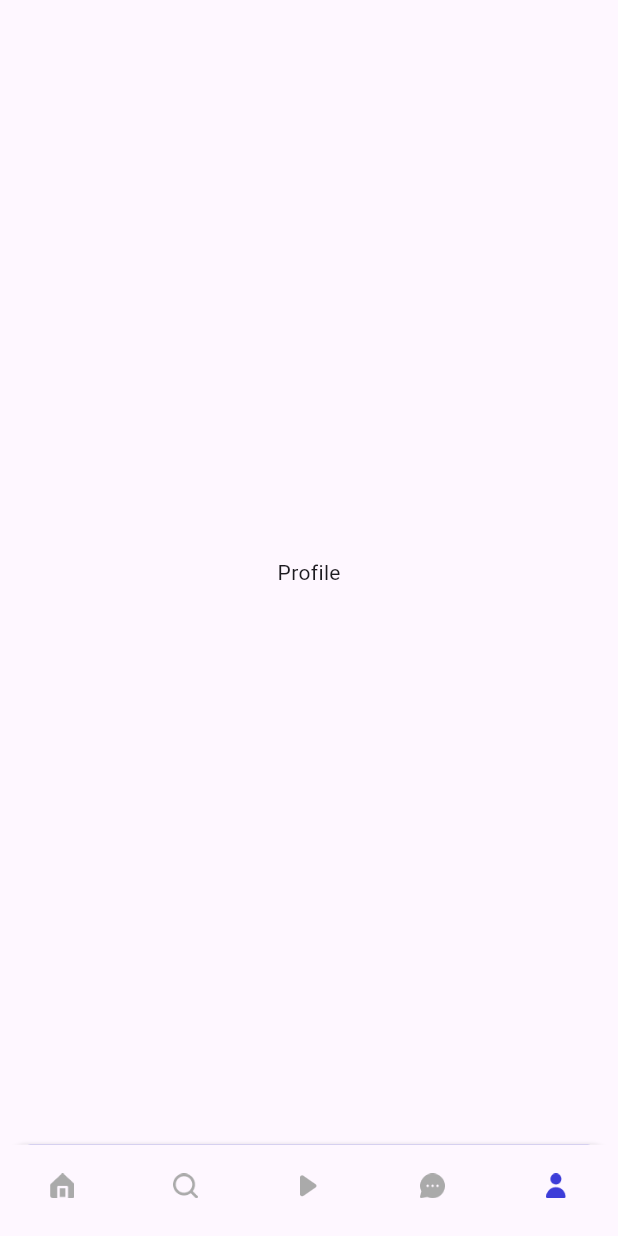
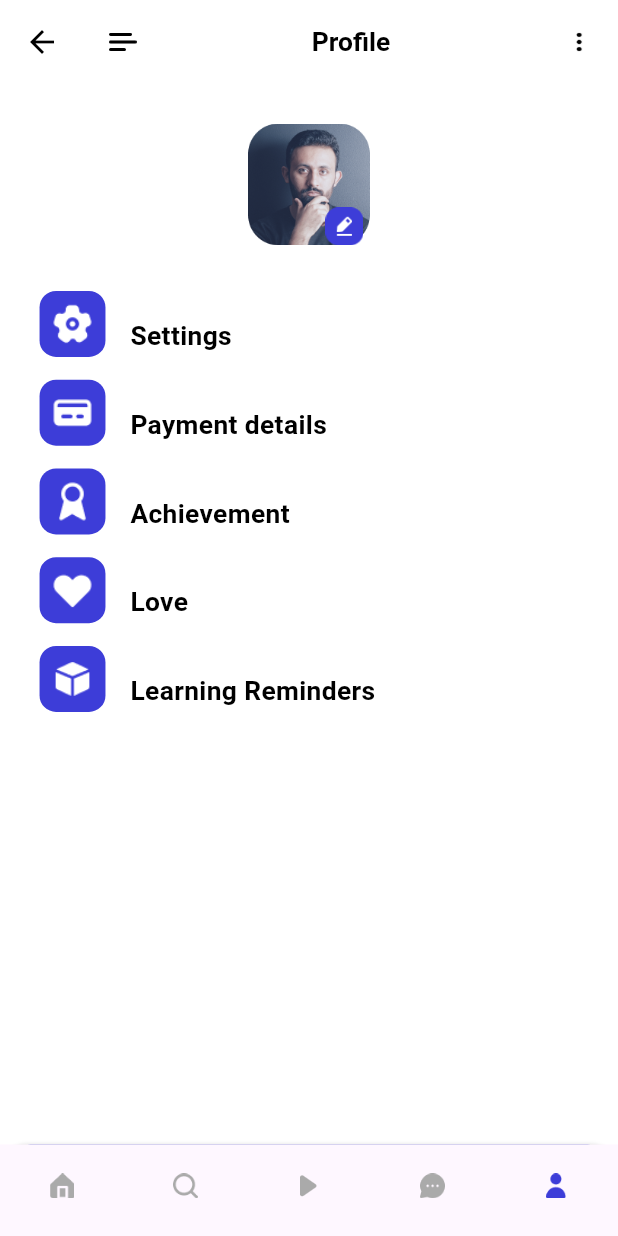
Before and after one commit to NaragudeNitin/Course_Selling_App_bloc, a Flutter app: the ApplicationPage screen opened by its route, item 5 of the bottom bar chosen, on a phone screen of 412 x 824 dp. Run offline on Flutter 3.47's test engine with Material 2 defaults, Android fonts, the light colour scheme and no system bars; our stand-ins replace cloud_firestore, dots_indicator, firebase_auth, firebase_core, flutter_bloc, flutter_screenutil and 1 more; accounts and stored records are empty.

Commit message:
profile section ui and only logout functionality implemented

```diff
--- a/lib/common/constants/appstrings.dart
+++ b/lib/common/constants/appstrings.dart
@@ -40,6 +40,28 @@ class AppStrings {
   static const String searchYourCourse = 'search your course';
   static const String chooseYourText = 'Choose your course';
   static const String seeAll = 'See All';
+
+  //Profile section
+  static const String profile = 'Profile';
+  static const String name = 'Name';
+  static const String myCourses = 'My Courses';
+  static const String rating = 'Ratings';
+  static const String settings = 'Settings';
+  static const String paymentDetails = 'Payment details';
+  static const String achievement = 'Achievement';
+  static const String love = 'Love';
+  static const String learningReminders = 'Learning Reminders';
+  // static const String
+  // static const String
+  // static const String
+  // static const String
+  // static const String
+  // static const String
+  // static const String
+  // static const String
+  // static const String
+  // static const String
+  // static const String
   // static const String
   // static const String
   // static const String
--- a/lib/common/routes/pages.dart
+++ b/lib/common/routes/pages.dart
@@ -5,6 +5,8 @@ import 'package:course_selling/global.dart';
 import 'package:course_selling/pages/application/application_bloc/app_blocs.dart';
 import 'package:course_selling/pages/home_page/home_page_blocs/home_page_blocs.dart';
 import 'package:course_selling/pages/home_page/homepage.dart';
+import 'package:course_selling/pages/profile/settings/settings_bloc/settings_blocs.dart';
+import 'package:course_selling/pages/profile/settings/settings_page.dart';
 import 'package:course_selling/pages/register/register.dart';
 import 'package:course_selling/pages/register/register_bloc/register_bloc.dart';
 import 'package:course_selling/pages/sign_in/sign_in.dart';
@@ -52,6 +54,13 @@ class AppPages {
         page: const HomePage(),
         bloc: BlocProvider(
           create: (_) => HomePageBlocs(),
+        ),
+      ),
+      PageEntities(
+        route: AppRoutes.SETTINGS,
+        page: const SettingsPage(),
+        bloc: BlocProvider(
+          create: (_) => SettingsBlocs(),
         ),
       ),
     ];
--- a/lib/common/services/storage_service.dart
+++ b/lib/common/services/storage_service.dart
@@ -25,4 +25,8 @@ class StorageService {
         ? false
         : true;
   }
+
+  Future<bool> remove(String key) {
+    return _pref.remove(key);
+  }
 }
--- a/lib/pages/application/application_widget/application_widgets.dart
+++ b/lib/pages/application/application_widget/application_widgets.dart
@@ -1,4 +1,5 @@
 import 'package:course_selling/pages/home_page/homepage.dart';
+import 'package:course_selling/pages/profile/profile.dart';
 import 'package:flutter/material.dart';
 import 'package:flutter_screenutil/flutter_screenutil.dart';
 
@@ -11,7 +12,7 @@ Widget buildPage(int index) {
     Center(child: Text("Search")),
     Center(child: Text("Course")),
     Center(child: Text("Chat")),
-    Center(child: Text("Profile")),
+    ProfilePage(),
   ];
   return _widget[index];
 }
--- /dev/null
+++ b/lib/pages/profile/profile.dart
@@ -0,0 +1,35 @@
+import 'package:course_selling/common/constants/appcolors.dart';
+import 'package:course_selling/pages/profile/widgets/profile_widgets.dart';
+import 'package:flutter/material.dart';
+import 'package:flutter_screenutil/flutter_screenutil.dart';
+
+class ProfilePage extends StatefulWidget {
+  const ProfilePage({super.key});
+
+  @override
+  State<ProfilePage> createState() => _ProfilePageState();
+}
+
+class _ProfilePageState extends State<ProfilePage> {
+  @override
+  Widget build(BuildContext context) {
+    return Scaffold(
+      backgroundColor: AppColors.primaryBackground,
+      appBar: buildProfileAppBar(),
+      body: SingleChildScrollView(
+        child: Container(
+          padding: EdgeInsets.all(24.w),
+          width: MediaQuery.of(context).size.width,
+          child: Column(
+            crossAxisAlignment: CrossAxisAlignment.center,
+            children: [
+              profileIconAndEditButton(),
+              SizedBox(height: 30.h),
+              buildListView(context),
+            ],
+          ),
+        ),
+      ),
+    );
+  }
+}
--- /dev/null
+++ b/lib/pages/profile/settings/settings_bloc/settings_blocs.dart
@@ -0,0 +1,16 @@
+import 'dart:developer';
+
+import 'package:course_selling/pages/profile/settings/settings_bloc/settings_events.dart';
+import 'package:course_selling/pages/profile/settings/settings_bloc/settings_states.dart';
+import 'package:flutter_bloc/flutter_bloc.dart';
+
+class SettingsBlocs extends Bloc<SettingsEvents, SettingsStates> {
+  SettingsBlocs() : super(const SettingsStates()) {
+    log('Settings Bloc');
+    on(_triggersetiings);
+  }
+
+  void _triggersetiings(SettingsEvents events, Emitter<SettingsStates> emit) {
+    emit(const SettingsStates());
+  }
+}
--- /dev/null
+++ b/lib/pages/profile/settings/settings_bloc/settings_events.dart
@@ -0,0 +1,3 @@
+abstract class SettingsEvents {}
+
+class TriggerSettings extends SettingsEvents {}
--- /dev/null
+++ b/lib/pages/profile/settings/settings_bloc/settings_states.dart
@@ -0,0 +1,3 @@
+class SettingsStates {
+  const SettingsStates();
+}
--- /dev/null
+++ b/lib/pages/profile/widgets/profile_widgets.dart
@@ -0,0 +1,101 @@
+import 'package:course_selling/common/constants/appcolors.dart';
+import 'package:course_selling/common/constants/appimages.dart';
+import 'package:course_selling/common/constants/appstrings.dart';
+import 'package:course_selling/common/routes/names.dart';
+import 'package:course_selling/common/widgets/base_text_widget.dart';
+import 'package:flutter/material.dart';
+import 'package:flutter_screenutil/flutter_screenutil.dart';
+
+AppBar buildProfileAppBar() {
+  return AppBar(
+    title: Container(
+      child: Row(
+        mainAxisAlignment: MainAxisAlignment.spaceBetween,
+        children: [
+          SizedBox(
+            width: 18.w,
+            height: 12.h,
+            child: Image.asset(AppImages.menuPng),
+          ),
+          reusableText('Profile'),
+          SizedBox(
+            width: 18.w,
+            height: 16.h,
+            child: Image.asset(
+              AppImages.moreVertical,
+              fit: BoxFit.fill,
+            ),
+          ),
+        ],
+      ),
+    ),
+  );
+}
+
+Widget profileIconAndEditButton() {
+  return Container(
+    padding: EdgeInsets.only(right: 6.w),
+    alignment: Alignment.bottomRight,
+    height: 80.h,
+    width: 80.w,
+    decoration: BoxDecoration(
+      borderRadius: BorderRadius.circular(20.w),
+      image: const DecorationImage(
+        image: AssetImage(AppImages.headpicPng),
+      ),
+    ),
+    child: Image.asset(
+      AppImages.edit3,
+      height: 25.h,
+      width: 25.w,
+    ),
+  );
+}
+
+var imagesInfo = <String, String>{
+  AppStrings.settings: AppImages.settings,
+  AppStrings.paymentDetails: AppImages.creditCardPng,
+  AppStrings.achievement: AppImages.awardpng,
+  AppStrings.love: AppImages.heart1,
+  AppStrings.learningReminders: AppImages.cube
+};
+
+//settings sections buttons
+Widget buildListView(BuildContext context) {
+  return Column(
+    children: [
+      ...List.generate(
+        imagesInfo.length,
+        (index) => GestureDetector(
+          onTap: () => Navigator.pushNamed(context, AppRoutes.SETTINGS),
+          child: SizedBox(
+            child: Row(
+              children: [
+                Container(
+                  margin: EdgeInsets.only(bottom: 15.h),
+                  width: 40.w,
+                  height: 40.w,
+                  padding: const EdgeInsets.all(7.0),
+                  decoration: BoxDecoration(
+                    borderRadius: BorderRadius.circular(10.w),
+                    color: AppColors.primaryElement,
+                  ),
+                  child: Image.asset(imagesInfo.values.elementAt(index)),
+                ),
+                SizedBox(width: 15.w),
+                Text(
+                  imagesInfo.keys.elementAt(index),
+                  style: TextStyle(
+                    color: AppColors.primaryText,
+                    fontWeight: FontWeight.bold,
+                    fontSize: 16.sp,
+                  ),
+                ),
+              ],
+            ),
+          ),
+        ),
+      ),
+    ],
+  );
+}
```
Also changed, not shown: lib/common/constants/appimages.dart (+9 -9 lines), lib/common/widgets/base_text_widget.dart (added, +18 -0 lines), lib/pages/home_page/home_page_widgets/home_page_widgets.dart (+4 -17 lines), lib/pages/profile/settings/settings_page.dart (added, +54 -0 lines), lib/pages/profile/settings/settings_widgets/settings_widgets.dart (added, +51 -0 lines).
